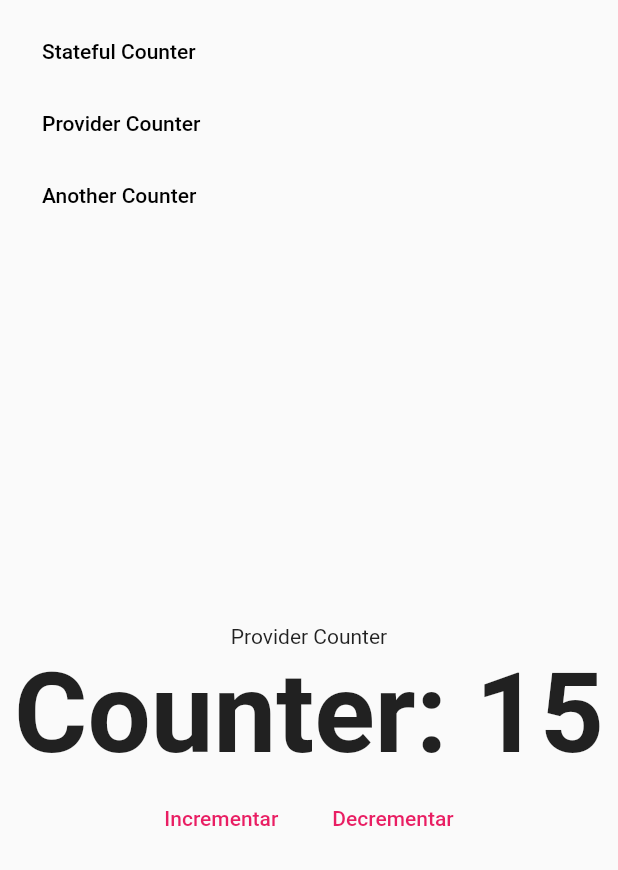
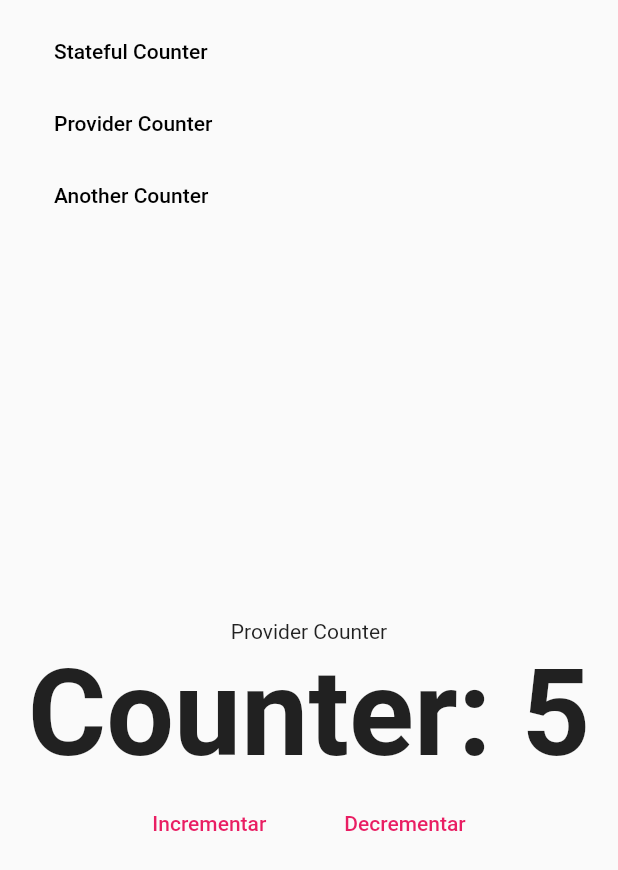
Before and after one commit to urielexis64/flutter_web_bases, a Flutter app: the screen it shows after launch, after a tap on "Provider Counter", on a phone screen of 412 x 824 dp. Shown: the top 870 px of the screen. Run offline on Flutter 3.47's test engine with Material 2 defaults, Android fonts, the phone set to English and light mode, and no system bars; our stand-ins replace fluro, get_it.

Commit message:
add params and query params

```diff
--- a/lib/provider/counter_provider.dart
+++ b/lib/provider/counter_provider.dart
@@ -2,6 +2,10 @@ import 'package:flutter/cupertino.dart';
 
 class CounterProvider extends ChangeNotifier {
   int _counter = 15;
+
+  CounterProvider(int base) {
+    _counter = base;
+  }
 
   get counter => _counter;
 
--- a/lib/router/route_generator.dart
+++ b/lib/router/route_generator.dart
@@ -10,9 +10,9 @@ class RouteGenerator {
   static Route<dynamic> generateRouter(RouteSettings settings) {
     switch (settings.name) {
       case '/stateful':
-        return _fadeRoute(CounterView(), '/stateful');
+        return _fadeRoute(CounterView(base: 5), '/stateful');
       case '/provider':
-        return _fadeRoute(CounterProviderView(), '/provider');
+        return _fadeRoute(CounterProviderView(base: 5), '/provider');
       default:
         return _fadeRoute(View404(), '/404');
     }
--- a/lib/router/router.dart
+++ b/lib/router/router.dart
@@ -9,6 +9,8 @@ class Flurorouter {
   static void configureRoutes() {
     router.define('/',
         handler: _counterHandler, transitionType: TransitionType.fadeIn);
+    router.define('/stateful/:base',
+        handler: _counterHandler, transitionType: TransitionType.fadeIn);
     router.define('/stateful',
         handler: _counterHandler, transitionType: TransitionType.fadeIn);
     router.define('/provider',
@@ -17,10 +19,16 @@ class Flurorouter {
   }
 
   // Handlers
-  static Handler _counterHandler =
-      Handler(handlerFunc: (context, params) => CounterView());
-  static Handler _providerHandler =
-      Handler(handlerFunc: (context, params) => CounterProviderView());
+  static Handler _counterHandler = Handler(handlerFunc: (context, params) {
+    int base = int.tryParse(params['base']?.first ?? '') ?? 5;
+    return CounterView(base: base);
+  });
+
+  static Handler _providerHandler = Handler(handlerFunc: (context, params) {
+    int base = int.tryParse(params['q']?.first ?? '') ?? 5;
+    return CounterProviderView(base: base);
+  });
+
   static Handler _pageNotFound =
       Handler(handlerFunc: (context, params) => View404());
 }
--- a/lib/ui/pages/counter_provider_page.dart
+++ b/lib/ui/pages/counter_provider_page.dart
@@ -8,7 +8,7 @@ class CounterProviderPage extends StatelessWidget {
   @override
   Widget build(BuildContext context) {
     return ChangeNotifierProvider(
-        create: (context) => CounterProvider(), child: _CounterProviderBody());
+        create: (context) => CounterProvider(5), child: _CounterProviderBody());
   }
 }
 
--- a/lib/ui/pages/custom_flat_button.dart
+++ b/lib/ui/pages/custom_flat_button.dart
@@ -14,6 +14,7 @@ class CustomFlatButton extends StatelessWidget {
     return TextButton(
         style: TextButton.styleFrom(
           primary: color ?? Colors.pink,
+          padding: EdgeInsets.symmetric(horizontal: 16, vertical: 8),
         ),
         onPressed: onPressed,
         child: child);
--- a/lib/ui/shared/custom_app_menu.dart
+++ b/lib/ui/shared/custom_app_menu.dart
@@ -26,7 +26,48 @@ class _TabletDesktopMenu extends StatelessWidget {
       height: 50,
       padding: EdgeInsets.symmetric(horizontal: 20, vertical: 10),
       child: Row(
-        mainAxisAlignment: MainAxisAlignment.spaceBetween,
+        children: [
+          CustomFlatButton(
+            onPressed: () =>
+                locator<NavigationService>().navigateTo('/stateful'),
+            child: Text('Stateful Counter'),
+            color: Colors.black,
+          ),
+          CustomFlatButton(
+            onPressed: () =>
+                locator<NavigationService>().navigateTo('/provider'),
+            child: Text('Provider Counter'),
+            color: Colors.black,
+          ),
+          CustomFlatButton(
+            onPressed: () => locator<NavigationService>().navigateTo('/xd'),
+            child: Text('Another Counter'),
+            color: Colors.black,
+          ),
+          CustomFlatButton(
+            onPressed: () =>
+                locator<NavigationService>().navigateTo('/provider?q=200'),
+            child: Text('Provider 200'),
+            color: Colors.black,
+          ),
+        ],
+      ),
+    );
+  }
+}
+
+class _MobileMenu extends StatelessWidget {
+  const _MobileMenu({
+    Key? key,
+  }) : super(key: key);
+
+  @override
+  Widget build(BuildContext context) {
+    return Container(
+      width: double.infinity,
+      padding: EdgeInsets.symmetric(horizontal: 20, vertical: 10),
+      child: Column(
+        crossAxisAlignment: CrossAxisAlignment.start,
         children: [
           CustomFlatButton(
             onPressed: () =>
@@ -50,40 +91,3 @@ class _TabletDesktopMenu extends StatelessWidget {
     );
   }
 }
-
-class _MobileMenu extends StatelessWidget {
-  const _MobileMenu({
-    Key? key,
-  }) : super(key: key);
-
-  @override
-  Widget build(BuildContext context) {
-    return Container(
-      width: double.infinity,
-      padding: EdgeInsets.symmetric(horizontal: 20, vertical: 10),
-      child: Column(
-        crossAxisAlignment: CrossAxisAlignment.start,
-        mainAxisAlignment: MainAxisAlignment.spaceBetween,
-        children: [
-          CustomFlatButton(
-            onPressed: () =>
-                locator<NavigationService>().navigateTo('/stateful'),
-            child: Text('Stateful Counter'),
-            color: Colors.black,
-          ),
-          CustomFlatButton(
-            onPressed: () =>
-                locator<NavigationService>().navigateTo('/provider'),
-            child: Text('Provider Counter'),
-            color: Colors.black,
-          ),
-          CustomFlatButton(
-            onPressed: () => locator<NavigationService>().navigateTo('/xd'),
-            child: Text('Another Counter'),
-            color: Colors.black,
-          ),
-        ],
-      ),
-    );
-  }
-}
--- a/lib/ui/views/counter_provider_view.dart
+++ b/lib/ui/views/counter_provider_view.dart
@@ -1,14 +1,18 @@
 import 'package:flutter/material.dart';
 import 'package:flutter_application_1/provider/counter_provider.dart';
 import 'package:flutter_application_1/ui/pages/custom_flat_button.dart';
-import 'package:flutter_application_1/ui/shared/custom_app_menu.dart';
 import 'package:provider/provider.dart';
 
 class CounterProviderView extends StatelessWidget {
+  final int base;
+
+  const CounterProviderView({Key? key, required this.base}) : super(key: key);
+
   @override
   Widget build(BuildContext context) {
     return ChangeNotifierProvider(
-        create: (context) => CounterProvider(), child: _CounterProviderBody());
+        create: (context) => CounterProvider(base),
+        child: _CounterProviderBody());
   }
 }
 
--- a/lib/ui/views/counter_view.dart
+++ b/lib/ui/views/counter_view.dart
@@ -1,9 +1,10 @@
 import 'package:flutter/material.dart';
 import 'package:flutter_application_1/ui/pages/custom_flat_button.dart';
-import 'package:flutter_application_1/ui/shared/custom_app_menu.dart';
 
 class CounterView extends StatefulWidget {
-  const CounterView({Key? key}) : super(key: key);
+  const CounterView({Key? key, required this.base}) : super(key: key);
+
+  final int base;
 
   @override
   State<CounterView> createState() => _CounterViewState();
@@ -11,6 +12,12 @@ class CounterView extends StatefulWidget {
 
 class _CounterViewState extends State<CounterView> {
   int counter = 0;
+
+  @override
+  void initState() {
+    super.initState();
+    counter = widget.base;
+  }
 
   @override
   Widget build(BuildContext context) {
```
